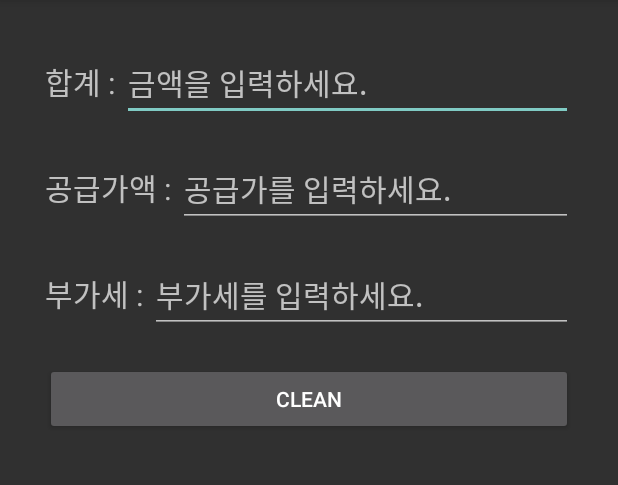
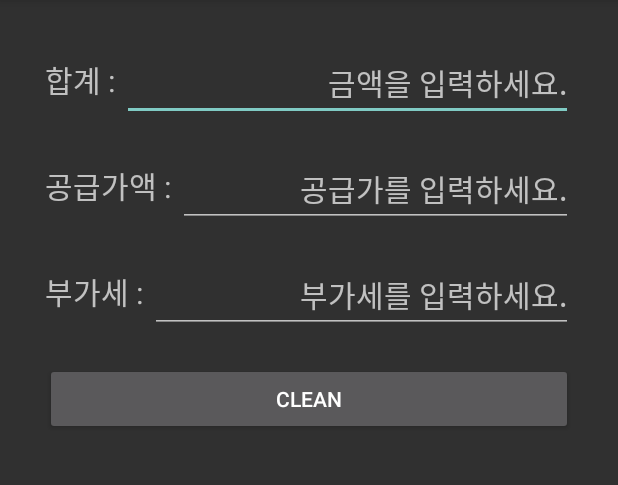
Before and after one commit to hyleekr9580/calculator2, an Android app: the screen it shows after launch (MainActivity), after a tap on "CLEAN", on a phone screen of 412 x 824 dp, the part 84-569 px from its top. Run offline under Robolectric (Android 15) with nearby library versions, the phone set to English and light mode, and no system bars.

Commit message:
천단위처리

```diff
--- a/app/src/main/java/contentsstudio/kr/calculator2/MainActivity.java
+++ b/app/src/main/java/contentsstudio/kr/calculator2/MainActivity.java
@@ -7,14 +7,16 @@ import android.os.Bundle;
 import android.support.v7.app.AppCompatActivity;
 import android.text.Editable;
 import android.text.TextWatcher;
+import android.util.Log;
 import android.view.KeyEvent;
 import android.view.Menu;
 import android.view.MenuItem;
 import android.view.View;
-import android.webkit.WebView;
 import android.widget.Button;
 import android.widget.EditText;
 import android.widget.Toast;
+
+import java.text.DecimalFormat;
 
 public class MainActivity extends AppCompatActivity implements View.OnClickListener {
     private EditText mEditTotal;
@@ -25,9 +27,11 @@ public class MainActivity extends AppCompatActivity implements View.OnClickListe
 
     private String reault = "";
 
-    private int mCount = 10;
     public static Activity activity;
-    private WebView mWebView;
+    private DecimalFormat mDecimalFormat;
+
+    private static final String TAG = MainActivity.class.getSimpleName();
+
 
     @Override
     protected void onCreate(Bundle savedInstanceState) {
@@ -50,6 +54,8 @@ public class MainActivity extends AppCompatActivity implements View.OnClickListe
         mEditMoney.addTextChangedListener(watcher2);
         mEditVat.addTextChangedListener(watcher3);
 
+        mDecimalFormat = new DecimalFormat("#,###,###");
+
         mEditTotal.setOnFocusChangeListener(new View.OnFocusChangeListener() {
             @Override
             public void onFocusChange(View v, boolean hasFocus) {
@@ -59,6 +65,8 @@ public class MainActivity extends AppCompatActivity implements View.OnClickListe
                 } else {
                     mEditMoney.addTextChangedListener(watcher2);
                     mEditVat.addTextChangedListener(watcher3);
+
+
                 }
             }
         });
@@ -101,13 +109,15 @@ public class MainActivity extends AppCompatActivity implements View.OnClickListe
         @Override
         public void beforeTextChanged(CharSequence s, int start, int count, int after) {
             // 입력하기 전에
-
+            Log.e(TAG, "==================================> beforeTextChanged");
         }
 
         @Override
         public void onTextChanged(CharSequence s, int start, int before, int count) {
-            // 입력되는 텍스트에 변화가 있을 때
 
+            Log.e(TAG, "==================================> onTextChanged");
+
+           // 입력되는 텍스트에 변화가 있을 때
             float num, res, vat;
 
             if (s.toString().equals(reault)) {
@@ -123,15 +133,17 @@ public class MainActivity extends AppCompatActivity implements View.OnClickListe
                 vat = num - res;
 
                 //  공급가 보여주기
-                mEditMoney.setText(String.format("%f", res));
+                mEditMoney.setText("" + mDecimalFormat.format(res));
                 //  부가세 보여주기
-                mEditVat.setText(String.format("%f", vat));
+                mEditVat.setText("" + mDecimalFormat.format(vat));
             }
         }
 
         @Override
         public void afterTextChanged(Editable s) {
             // 입력이 끝났을 때
+
+            Log.e(TAG, "==================================> afterTextChanged");
 
         }
     };
@@ -160,9 +172,9 @@ public class MainActivity extends AppCompatActivity implements View.OnClickListe
 
 
                 //  합계 보여주기
-                mEditTotal.setText(String.format("%f", res));
+                mEditTotal.setText("" + mDecimalFormat.format(res));
                 //  부가세 보여주기
-                mEditVat.setText(String.format("%f", vat));
+                mEditVat.setText("" + mDecimalFormat.format(vat));
             }
         }
 
@@ -187,18 +199,18 @@ public class MainActivity extends AppCompatActivity implements View.OnClickListe
                 mEditMoney.setText("");
                 mEditTotal.setText("");
             } else {
+
                 num = Float.parseFloat(mEditVat.getText().toString());
 
                 //  공급가 계산
-                res = num * mCount;
+                res = num * 10;
                 //  합계 계산
                 total = num + res;
 
-
                 //  공급가 보여주기
-                mEditMoney.setText(String.format("%f", res));
+                mEditMoney.setText("" + mDecimalFormat.format(res));
                 //  합계 보여주기
-                mEditTotal.setText(String.format("%f", total));
+                mEditTotal.setText("" + mDecimalFormat.format(total));
             }
         }
 
--- a/app/src/main/res/layout/activity_main.xml
+++ b/app/src/main/res/layout/activity_main.xml
@@ -21,7 +21,6 @@
             android:textSize="20dp" />
 
         <EditText
-
             android:id="@+id/total_edt"
             android:layout_width="0dp"
             android:layout_height="wrap_content"
@@ -29,6 +28,7 @@
             android:hint="금액을 입력하세요."
             android:inputType="number"
             android:singleLine="true"
+            android:gravity="right"
             android:textSize="20dp" />
 
 
@@ -54,6 +54,8 @@
             android:hint="공급가를 입력하세요."
             android:inputType="number"
             android:singleLine="true"
+            android:gravity="right"
+
             android:textSize="20dp" />
 
 
@@ -80,6 +82,8 @@
             android:hint="부가세를 입력하세요."
             android:inputType="number"
             android:singleLine="true"
+            android:gravity="right"
+
             android:textSize="20dp" />
 
 
```
